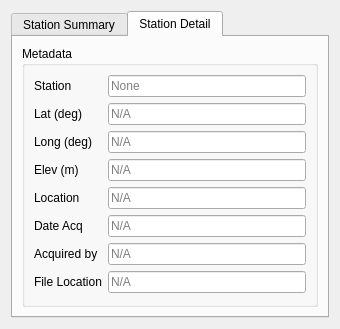
Above: mtpy/gui/SmartMT/ui_asset/station_status.ui from MTgeophysics/mtpy before the change. Below: the same form after it.
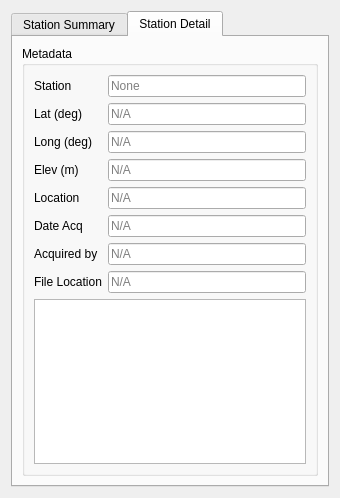
That is the form after the change.

```diff
--- a/mtpy/gui/SmartMT/ui_asset/station_status.ui
+++ b/mtpy/gui/SmartMT/ui_asset/station_status.ui
@@ -7,7 +7,7 @@
     <x>0</x>
     <y>0</y>
     <width>340</width>
-    <height>298</height>
+       <height>498</height>
    </rect>
   </property>
   <property name="windowTitle">
@@ -180,6 +180,13 @@
             </property>
            </widget>
           </item>
+             <item row="8" column="0" colspan="2">
+                 <widget class="QPlainTextEdit" name="plainTextEdit_edi_text">
+                     <property name="lineWrapMode">
+                         <enum>QPlainTextEdit::NoWrap</enum>
+                     </property>
+                 </widget>
+             </item>
          </layout>
         </widget>
        </item>
```
